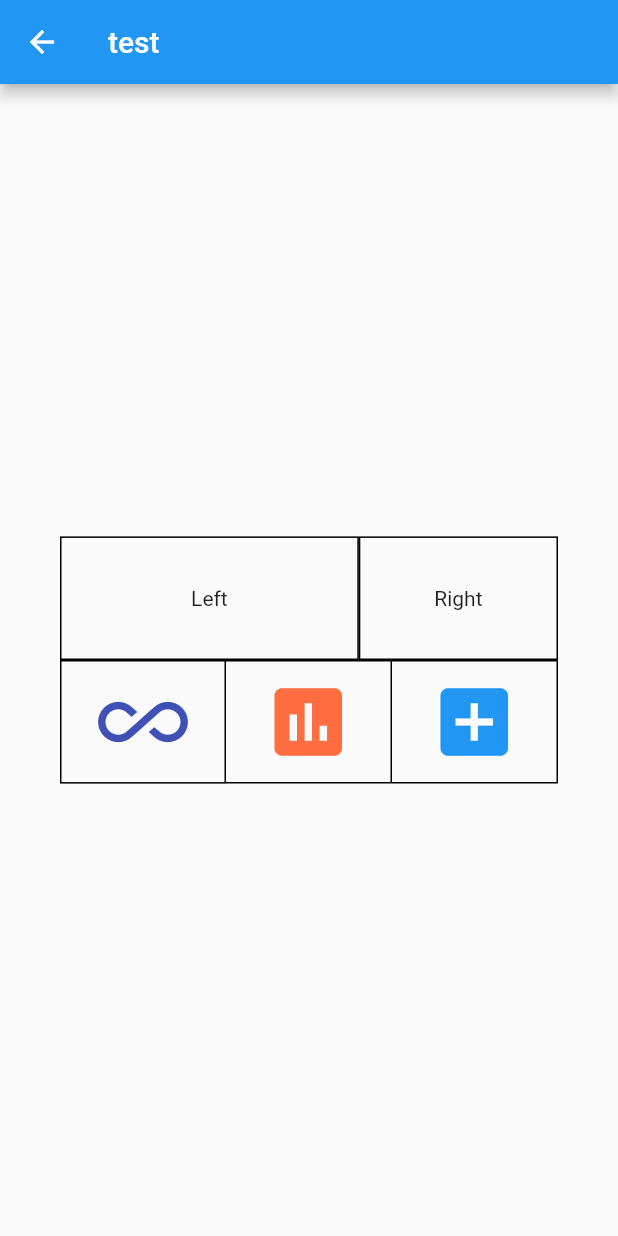
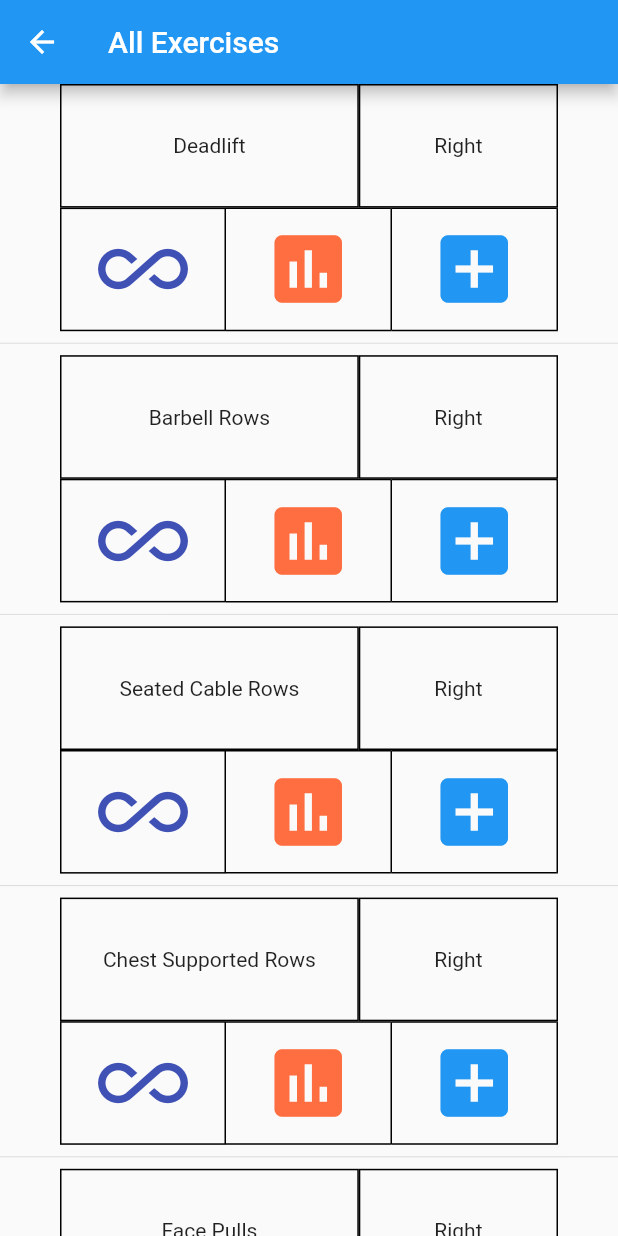
Before and after one commit to soup501/WeightliftingApp, a Flutter app: the Workout screen opened directly, after a tap on "Push Day", on a phone screen of 412 x 824 dp. Run offline on Flutter 3.47's test engine with Material 2 defaults, Android fonts, the phone set to English and light mode, and no system bars.

Commit message:
rendering all of the exercise views

```diff
--- a/lib/views/workout/ExerciseView.dart
+++ /dev/null
@@ -1,130 +0,0 @@
-import 'package:flutter/material.dart';
-import 'package:workout_tracker/model/exercise.dart';
-
-class ExerciseView extends StatelessWidget {
-  Exercise exercise;
-
-  ExerciseView(this.exercise);
-
-  BoxDecoration myBoxDecoration(String position) {
-    Border border;
-    var borderSide = BorderSide(width: 1.0, color: Colors.black);
-    switch (position) {
-      case 'start':
-        border = Border.all();
-        break;
-      case 'middle':
-        border = Border(right: borderSide, top: borderSide, bottom: borderSide);
-        break;
-      case 'end':
-        border = Border(right: borderSide, top: borderSide, bottom: borderSide);
-        break;
-      default:
-        border = Border.all();
-        break;
-    }
-    return BoxDecoration(border: border);
-  }
-
-  @override
-  Widget build(BuildContext context) {
-    return Scaffold(
-      appBar: AppBar(
-        // Here we take the value from the MyHomePage object that was created by
-        // the App.build method, and use it to set our appbar title.
-        title: Text('test'),
-      ),
-      body: Center(
-        // Center is a layout widget. It takes a single child and positions it
-        // in the middle of the parent.
-        child: Column(
-          // Column is also layout widget. It takes a list of children and
-          // arranges them vertically. By default, it sizes itself to fit its
-          // children horizontally, and tries to be as tall as its parent.
-          //
-          // Invoke "debug painting" (press "p" in the console, choose the
-          // "Toggle Debug Paint" action from the Flutter Inspector in Android
-          // Studio, or the "Toggle Debug Paint" command in Visual Studio Code)
-          // to see the wireframe for each widget.
-          //
-          // Column has various properties to control how it sizes itself and
-          // how it positions its children. Here we use mainAxisAlignment to
-          // center the children vertically; the main axis here is the vertical
-          // axis because Columns are vertical (the cross axis would be
-          // horizontal).
-          mainAxisAlignment: MainAxisAlignment.center,
-          children: <Widget>[
-            Container(
-                padding: EdgeInsets.only(left: 40.0, right: 40.0, top: 0),
-                child: Column(
-                  mainAxisAlignment: MainAxisAlignment.start,
-                  children: <Widget>[
-                    Row(
-                        mainAxisAlignment: MainAxisAlignment.center,
-                        children: <Widget>[
-                          Expanded(
-                              child: Container(
-                                  decoration: myBoxDecoration('start'),
-                                  child: Center(
-                                      child: Text('Left',
-                                          textAlign: TextAlign.center)),
-                                  height:
-                                      MediaQuery.of(context).size.height * 0.1),
-                              flex: 6),
-                          Expanded(
-                              child: Container(
-                                  decoration: myBoxDecoration('start'),
-                                  child: Center(
-                                      child: Text('Right',
-                                          textAlign: TextAlign.center)),
-                                  height:
-                                      MediaQuery.of(context).size.height * 0.1),
-                              flex: 4)
-                        ]),
-                    Row(mainAxisAlignment: MainAxisAlignment.center, children: <
-                        Widget>[
-                      Expanded(
-                          child: Container(
-                              decoration: myBoxDecoration('start'),
-                              child: Icon(
-                                Icons.all_inclusive,
-                                color: Colors.indigo,
-                                size: 60.0,
-                                semanticLabel:
-                                    'Text to announce in accessibility modes',
-                              ),
-                              height: MediaQuery.of(context).size.height * 0.1),
-                          flex: 1),
-                      Expanded(
-                          child: Container(
-                              decoration: myBoxDecoration('middle'),
-                              child: Icon(
-                                Icons.assessment,
-                                color: Colors.deepOrangeAccent,
-                                size: 60.0,
-                                semanticLabel:
-                                    'Text to announce in accessibility modes',
-                              ),
-                              height: MediaQuery.of(context).size.height * 0.1),
-                          flex: 1),
-                      Expanded(
-                          child: Container(
-                              decoration: myBoxDecoration('end'),
-                              child: Icon(
-                                Icons.add_box,
-                                color: Colors.blue,
-                                size: 60.0,
-                                semanticLabel:
-                                    'Text to announce in accessibility modes',
-                              ),
-                              height: MediaQuery.of(context).size.height * 0.1),
-                          flex: 1)
-                    ]),
-                  ],
-                ))
-          ],
-        ),
-      ),
-    );
-  }
-}
--- a/lib/views/workout/WorkoutView.dart
+++ b/lib/views/workout/WorkoutView.dart
@@ -2,7 +2,8 @@ import 'dart:convert';
 
 import 'package:flutter/material.dart';
 import 'package:workout_tracker/model/exercise.dart';
-import 'package:workout_tracker/views/workout/ExerciseView.dart';
+import 'package:workout_tracker/widgets/exercise/ExerciseContainer.dart';
+import 'package:workout_tracker/widgets/exercise/ExerciseWidget.dart';
 
 
 class WorkoutView extends StatelessWidget {
@@ -26,7 +27,7 @@ class WorkoutView extends StatelessWidget {
     List<Exercise> exercises =
     parseJson(snapshot.data.toString());
     return !exercises.isEmpty
-    ? new ExerciseView(exercises[0])
+    ? new ExerciseContainer(exercises)
         : new Center(child: new CircularProgressIndicator());
     }),
     );
--- /dev/null
+++ b/lib/widgets/exercise/ExerciseContainer.dart
@@ -0,0 +1,56 @@
+import 'package:flutter/material.dart';
+import 'package:workout_tracker/model/exercise.dart';
+import 'package:workout_tracker/widgets/exercise/ExerciseWidget.dart';
+
+class ExerciseContainer extends StatelessWidget {
+  final List<Exercise> exercises;
+
+  ExerciseContainer(this.exercises);
+
+  @override
+  Widget build(BuildContext context) {
+    List<ExerciseWidget> list = [];
+    exercises.map((item) => {list.add(ExerciseWidget(item))}).toList();
+    return Scaffold(
+      appBar: AppBar(
+        // Here we take the value from the MyHomePage object that was created by
+        // the App.build method, and use it to set our appbar title.
+        title: Text('All Exercises'),
+      ),
+      body: Center(
+        // Center is a layout widget. It takes a single child and positions it
+        // in the middle of the parent.
+        child: Column(
+          // Column is also layout widget. It takes a list of children and
+          // arranges them vertically. By default, it sizes itself to fit its
+          // children horizontally, and tries to be as tall as its parent.
+          //
+          // Invoke "debug painting" (press "p" in the console, choose the
+          // "Toggle Debug Paint" action from the Flutter Inspector in Android
+          // Studio, or the "Toggle Debug Paint" command in Visual Studio Code)
+          // to see the wireframe for each widget.
+          //
+          // Column has various properties to control how it sizes itself and
+          // how it positions its children. Here we use mainAxisAlignment to
+          // center the children vertically; the main axis here is the vertical
+          // axis because Columns are vertical (the cross axis would be
+          // horizontal).
+          mainAxisAlignment: MainAxisAlignment.center,
+          children: <Widget>[
+            ListView.separated(    //Element-5
+              shrinkWrap: true,  //this property is must when you put List/Grid View inside SingleChildScrollView
+              physics: AlwaysScrollableScrollPhysics(), //this property is must when you put List/Grid View inside SingleChildScrollView
+              itemCount: list.length,
+              itemBuilder: (context, i) {
+                return list[i];
+              },
+              separatorBuilder: (context, i) {
+                return Divider();
+              },
+            )
+          ],
+        ),
+      ),
+    );
+  }
+}
--- /dev/null
+++ b/lib/widgets/exercise/ExerciseWidget.dart
@@ -0,0 +1,94 @@
+import 'package:flutter/material.dart';
+import 'package:workout_tracker/model/exercise.dart';
+
+class ExerciseWidget extends StatelessWidget {
+  final Exercise exercise;
+
+  ExerciseWidget(this.exercise);
+
+  BoxDecoration myBoxDecoration(String position) {
+    Border border;
+    var borderSide = BorderSide(width: 1.0, color: Colors.black);
+    switch (position) {
+      case 'start':
+        border = Border.all();
+        break;
+      case 'middle':
+        border = Border(right: borderSide, top: borderSide, bottom: borderSide);
+        break;
+      case 'end':
+        border = Border(right: borderSide, top: borderSide, bottom: borderSide);
+        break;
+      default:
+        border = Border.all();
+        break;
+    }
+    return BoxDecoration(border: border);
+  }
+
+  @override
+  Widget build(BuildContext context) {
+    return Container(
+        padding: EdgeInsets.only(left: 40.0, right: 40.0, top: 0),
+        child: Column(
+          mainAxisAlignment: MainAxisAlignment.start,
+          children: <Widget>[
+            Row(mainAxisAlignment: MainAxisAlignment.center, children: <Widget>[
+              Expanded(
+                  child: Container(
+                      decoration: myBoxDecoration('start'),
+                      child: Center(
+                          child: Text('${exercise.name}',
+                              textAlign: TextAlign.center)),
+                      height: MediaQuery.of(context).size.height * 0.1),
+                  flex: 6),
+              Expanded(
+                  child: Container(
+                      decoration: myBoxDecoration('start'),
+                      child: Center(
+                          child: Text('Right', textAlign: TextAlign.center)),
+                      height: MediaQuery.of(context).size.height * 0.1),
+                  flex: 4)
+            ]),
+            Row(mainAxisAlignment: MainAxisAlignment.center, children: <Widget>[
+              Expanded(
+                  child: Container(
+                      decoration: myBoxDecoration('start'),
+                      child: Icon(
+                        Icons.all_inclusive,
+                        color: Colors.indigo,
+                        size: 60.0,
+                        semanticLabel:
+                            'Text to announce in accessibility modes',
+                      ),
+                      height: MediaQuery.of(context).size.height * 0.1),
+                  flex: 1),
+              Expanded(
+                  child: Container(
+                      decoration: myBoxDecoration('middle'),
+                      child: Icon(
+                        Icons.assessment,
+                        color: Colors.deepOrangeAccent,
+                        size: 60.0,
+                        semanticLabel:
+                            'Text to announce in accessibility modes',
+                      ),
+                      height: MediaQuery.of(context).size.height * 0.1),
+                  flex: 1),
+              Expanded(
+                  child: Container(
+                      decoration: myBoxDecoration('end'),
+                      child: Icon(
+                        Icons.add_box,
+                        color: Colors.blue,
+                        size: 60.0,
+                        semanticLabel:
+                            'Text to announce in accessibility modes',
+                      ),
+                      height: MediaQuery.of(context).size.height * 0.1),
+                  flex: 1)
+            ]),
+          ],
+        ));
+  }
+}
--- a/pubspec.yaml
+++ b/pubspec.yaml
@@ -14,7 +14,7 @@ description: A new Flutter project.
 version: 1.0.0+1
 
 environment:
-  sdk: ">=2.2.0 <3.0.0"
+  sdk: ">=2.2.2 <3.0.0"
 
 dependencies:
   flutter:
```
